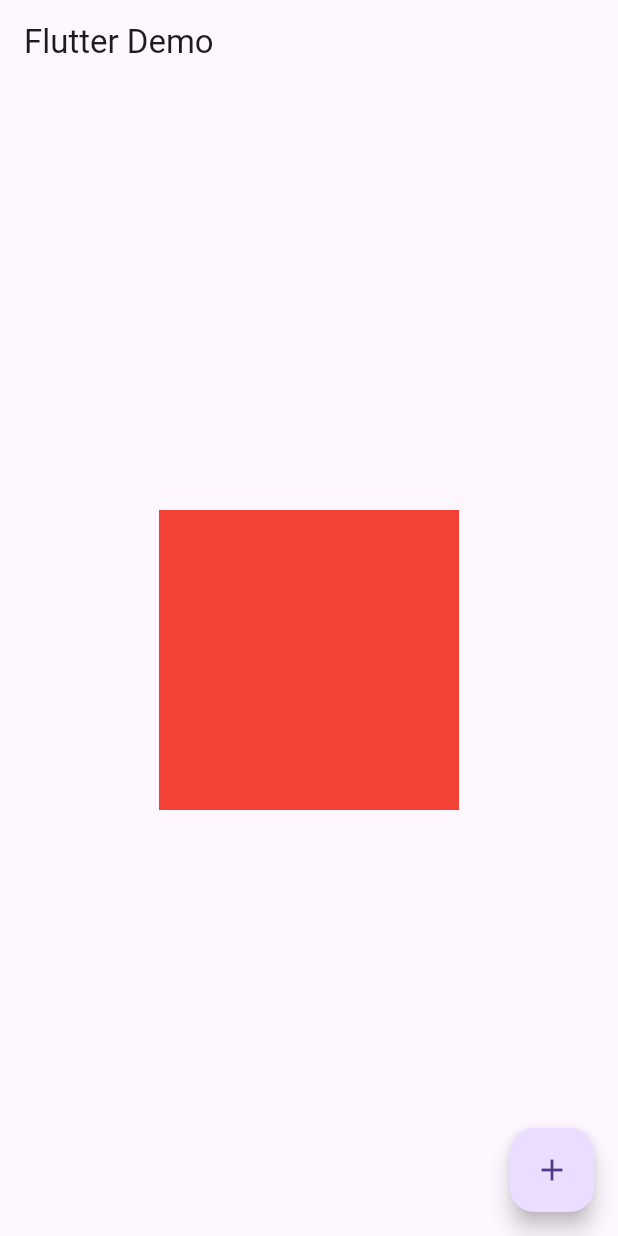
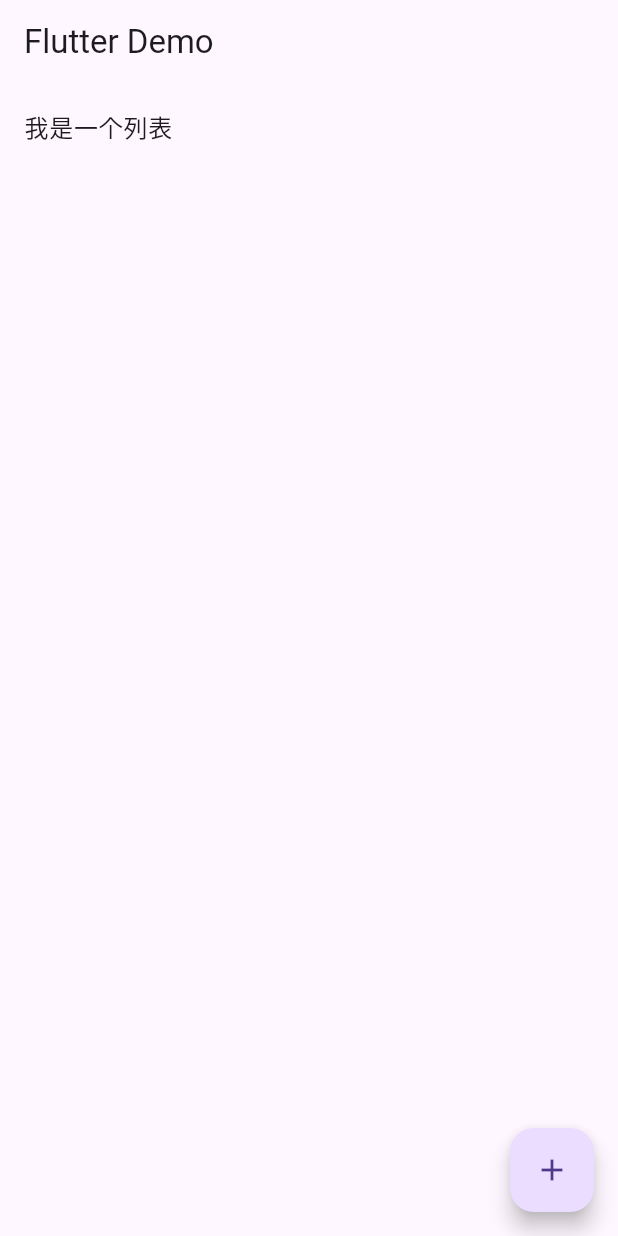
Before and after one commit to kingcwt/helloFlutter, a Flutter app: the screen it shows after launch, on a phone screen of 412 x 824 dp. Run offline on Flutter 3.47's test engine with Material 3 defaults, Android fonts, the phone set to English and light mode, and no system bars; our stand-ins replace fluttertoast.

```diff
--- a/lib/main.dart
+++ b/lib/main.dart
@@ -48,15 +48,25 @@ class _MyHomePageState extends State<MyHomePage> {
           },
           child: const Icon(Icons.add),
         ),
-        body: Center(
-            child: AnimatedContainer(
-          transform: flag
-              ? Matrix4.translationValues(0, 0, 0)
-              : Matrix4.translationValues(-100, 0, 0),
-          duration: const Duration(seconds: 1, milliseconds: 100),
-          width: flag ? 200 : 300,
-          height: flag ? 200 : 300,
-          color: flag ? Colors.red : Colors.blue,
-        )));
+        body: Stack(
+          children: [
+            ListView(
+              children: const [ListTile(title: Text('我是一个列表'))],
+            ),
+            Positioned(
+                left: 0,
+                top: 0,
+                bottom: 0,
+                child: AnimatedContainer(
+                  transform: flag
+                      ? Matrix4.translationValues(-200, 0, 0)
+                      : Matrix4.translationValues(0, 0, 0),
+                  duration: const Duration(milliseconds: 600),
+                  width: 200,
+                  height: double.infinity,
+                  color: flag ? Colors.red : Colors.blue,
+                ))
+          ],
+        ));
   }
 }
```
